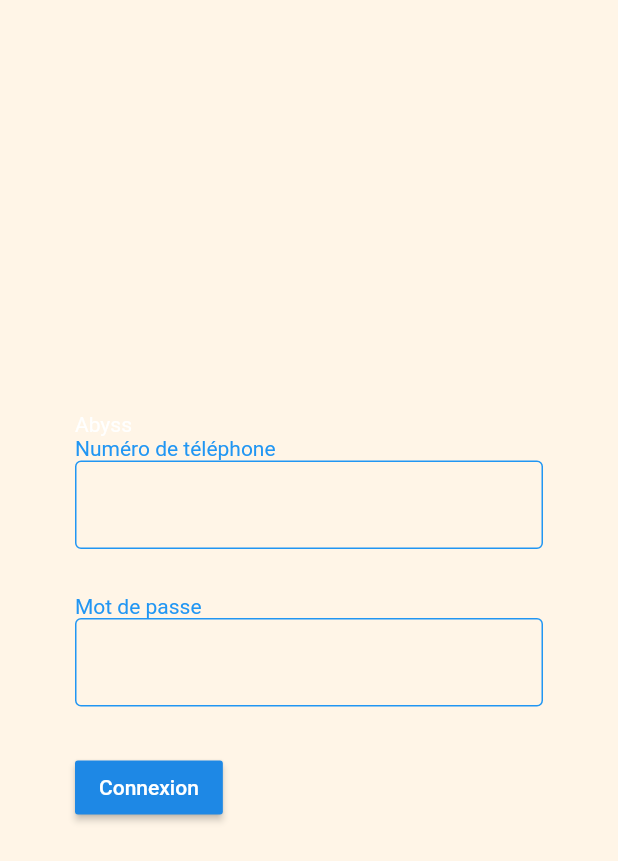
After one commit to PaxTiz/social_network_app, a Flutter app: the screen it shows after launch, after a tap on "Connexion", on a phone screen of 412 x 824 dp. The commit adds this screen. Shown: the top 861 px of the screen. Run offline on Flutter 3.47's test engine with Material 2 defaults, Android fonts, the phone set to English and light mode, and no system bars; our stand-ins replace gradient_app_bar, page_indicator, page_transition; network calls fail; Roboto replaces fonts that are missing (SF Pro Display).

Commit message:
Setup welcome, login and register screens + break page return using Navigator.pageRemplacement() Update default view to go to TabBarView when login or register is a success

```diff
--- a/lib/main.dart
+++ b/lib/main.dart
@@ -1,5 +1,6 @@
 import 'package:flutter/material.dart';
 import 'package:social_network/screens/HomeScreen.dart';
+import 'package:social_network/screens/auth/WelcomeScreen.dart';
 
 void main() => runApp(MyApp());
 
@@ -32,11 +33,11 @@ class MyApp extends StatelessWidget {
 					)
 				),
 			),
-//			home: OnBoardingScreen(),
-			home: DefaultTabController(
-				length: 3,
-				child: HomeScreen(),
-			)
+			home: WelcomeScreen(),
+//			home: DefaultTabController(
+//				length: 3,
+//				child: WelcomeScreen(),
+//			)
 		);
 	}
 }
--- /dev/null
+++ b/lib/screens/auth/LoginScreen.dart
@@ -0,0 +1,71 @@
+import 'package:flutter/cupertino.dart';
+import 'package:flutter/material.dart';
+import 'package:flutter/services.dart';
+import 'package:social_network/screens/HomeScreen.dart';
+
+class LoginScreen extends StatelessWidget {
+
+	@override
+	Widget build(BuildContext context) {
+		return Scaffold(
+			backgroundColor: Color.fromRGBO(255, 245, 231, 1),
+			body: Container(
+				margin: EdgeInsets.symmetric(horizontal: 50),
+				child: Column(
+					mainAxisAlignment: MainAxisAlignment.center,
+					crossAxisAlignment: CrossAxisAlignment.start,
+					children: <Widget>[
+						Text("Abyss"),
+						Text("Numéro de téléphone", style: TextStyle(color: Colors.blue),),
+						TextFormField(
+							keyboardType: TextInputType.phone,
+							cursorColor: Colors.blue,
+							decoration: InputDecoration(
+								fillColor: Colors.blue,
+								focusColor: Colors.blue,
+								border: OutlineInputBorder(borderSide: BorderSide(color: Colors.blue)),
+								enabledBorder: OutlineInputBorder(borderSide: BorderSide(color: Colors.blue))
+							),
+							style: TextStyle(
+								color: Colors.blue,
+							),
+							validator: (value) {
+								if(value.isEmpty) return "Please enter your phone numner";
+								else return null;
+							},
+						),
+						Container(height: 30,),
+
+						Text("Mot de passe", style: TextStyle(color: Colors.blue),),
+						TextField(
+							keyboardType: TextInputType.text,
+							obscureText: true,
+							autocorrect: false,
+							cursorColor: Colors.blue,
+							decoration: InputDecoration(
+								fillColor: Colors.blue,
+								focusColor: Colors.blue,
+								border: OutlineInputBorder(borderSide: BorderSide(color: Colors.blue)),
+								enabledBorder: OutlineInputBorder(borderSide: BorderSide(color: Colors.blue)),
+							),
+							style: TextStyle(
+								color: Colors.blue,
+							),
+						),
+						Container(height: 30,),
+
+						RaisedButton(
+							child: Text("Connexion"),
+							onPressed: () {
+								Navigator.pushReplacement(context, MaterialPageRoute(
+									builder: (context) => HomeScreen()
+								));
+							},
+						)
+					],
+				),
+			),
+		);
+	}
+
+}
--- /dev/null
+++ b/lib/screens/auth/WelcomeScreen.dart
@@ -0,0 +1,52 @@
+import 'package:flutter/cupertino.dart';
+import 'package:flutter/material.dart';
+import 'package:page_transition/page_transition.dart';
+import 'package:social_network/screens/auth/LoginScreen.dart';
+import 'package:social_network/screens/auth/RegisterScreen.dart';
+
+class WelcomeScreen extends StatelessWidget {
+
+	@override
+	Widget build(BuildContext context) {
+		return Scaffold(
+			backgroundColor: Color.fromRGBO(255, 245, 231, 1),
+			body: Container(
+				margin: EdgeInsets.only(left: 50, right: 50),
+				child: Center(
+					child: Column(
+						mainAxisAlignment: MainAxisAlignment.spaceEvenly,
+						crossAxisAlignment: CrossAxisAlignment.stretch,
+						children: <Widget>[
+							Image.network(
+								"https://i.pinimg.com/originals/0c/d9/90/0cd990ffed0948224ffec40661206514.png",
+								width: 300,
+								height: 300,
+							),
+							Row(
+								mainAxisAlignment: MainAxisAlignment.spaceBetween,
+								children: <Widget>[
+									RaisedButton(
+										child: Text("Connexion"),
+										onPressed: () => Navigator.pushReplacement(context, PageTransition(
+											type: PageTransitionType.downToUp,
+											child: LoginScreen()
+										)),
+										elevation: 5,
+									),
+									RaisedButton(
+										child: Text("Créer un compte"),
+										onPressed: () => Navigator.pushReplacement(context, PageTransition(
+											type: PageTransitionType.upToDown,
+											child: RegisterScreen()
+										)),
+									)
+								],
+							)
+						],
+					),
+				),
+			),
+		);
+	}
+
+}
--- a/pubspec.yaml
+++ b/pubspec.yaml
@@ -14,7 +14,7 @@ description: A new Flutter project.
 version: 1.0.0+1
 
 environment:
-  sdk: ">=2.1.0 <3.0.0"
+  sdk: ">=2.2.2 <3.0.0"
 
 dependencies:
   flutter:
@@ -25,6 +25,8 @@ dependencies:
   cupertino_icons: ^0.1.2
   gradient_app_bar: ^0.0.1
   page_indicator: ^0.2.1
+  page_transition: ^1.1.5
+
 
 dev_dependencies:
   flutter_test:
```
Also changed, not shown: lib/components/ChannelDescriptionCard.dart (+5 -3 lines), lib/screens/HomeScreen.dart (+29 -14 lines), lib/screens/TabBarViewScreen.dart (added, +27 -0 lines), lib/screens/auth/RegisterScreen.dart (added, +13 -0 lines), pubspec.lock, 1 other file.
